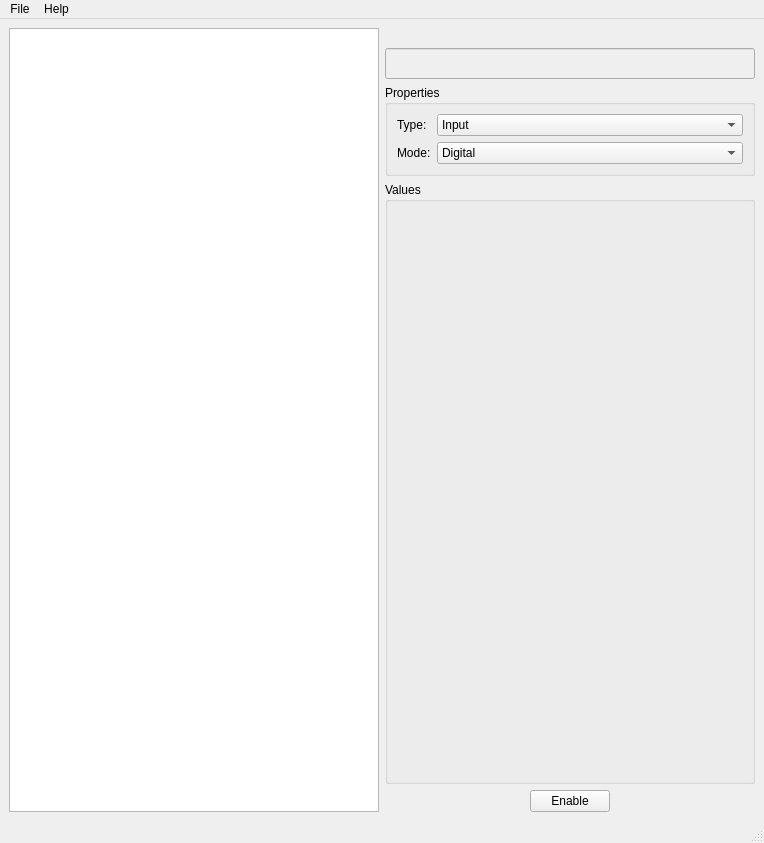
The window that designer/main_window.ui (dd-iuonac/rpi-control-gpio) describes before a commit, drawn with Qt 5.
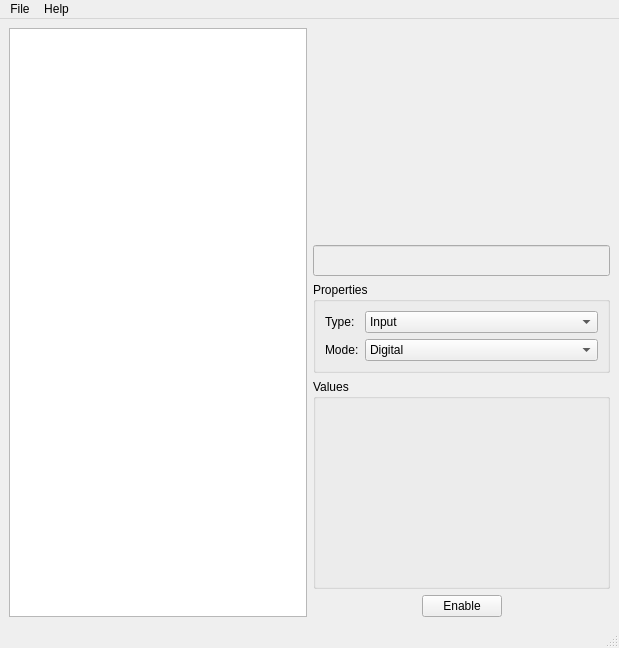
The same window after the commit. Icons and pictures are not drawn.

Diff of the .ui file:
```diff
--- a/designer/main_window.ui
+++ b/designer/main_window.ui
@@ -6,10 +6,16 @@
             <rect>
                 <x>0</x>
                 <y>0</y>
-                <width>764</width>
-                <height>843</height>
-            </rect>
-        </property>
+    <width>619</width>
+    <height>648</height>
+   </rect>
+  </property>
+  <property name="sizePolicy">
+   <sizepolicy hsizetype="Fixed" vsizetype="Fixed">
+    <horstretch>0</horstretch>
+    <verstretch>0</verstretch>
+   </sizepolicy>
+  </property>
         <property name="windowTitle">
             <string>MainWindow</string>
         </property>
@@ -20,6 +26,18 @@
                 </item>
                 <item row="0" column="1">
                     <widget class="QLabel" name="label_3">
+      <property name="sizePolicy">
+       <sizepolicy hsizetype="Expanding" vsizetype="Expanding">
+        <horstretch>0</horstretch>
+        <verstretch>0</verstretch>
+       </sizepolicy>
+      </property>
+      <property name="maximumSize">
+       <size>
+        <width>400</width>
+        <height>300</height>
+       </size>
+      </property>
                         <property name="text">
                             <string/>
                         </property>
@@ -171,7 +189,7 @@
                 <rect>
                     <x>0</x>
                     <y>0</y>
-                    <width>764</width>
+     <width>619</width>
                     <height>24</height>
                 </rect>
             </property>
```
Left out of the diff: 19 changed lines with no effect on the pictures. Lines whose indentation alone changed are shown as unchanged.
